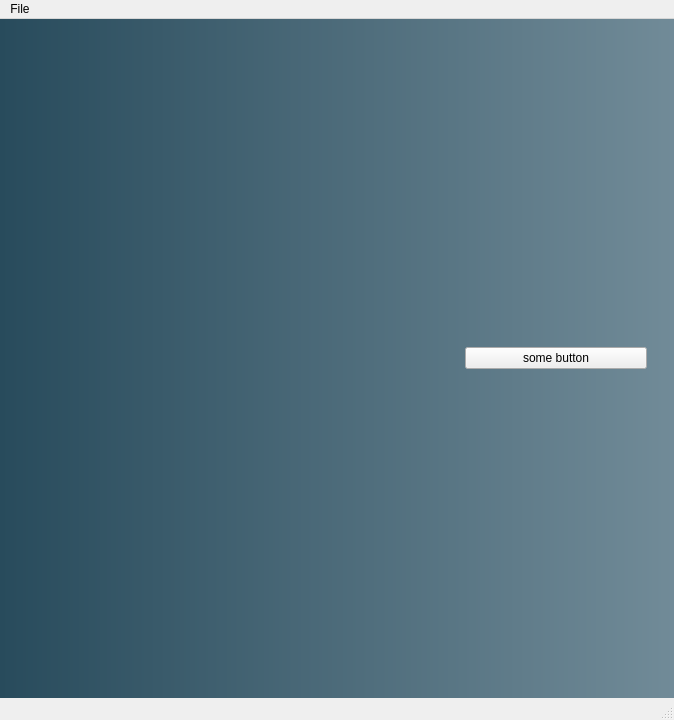
First picture: the form in develop/interfaces/interface_image_menu.ui, repository Mark-mmv/HelczaViewerMultiProject_v1, before the edit.
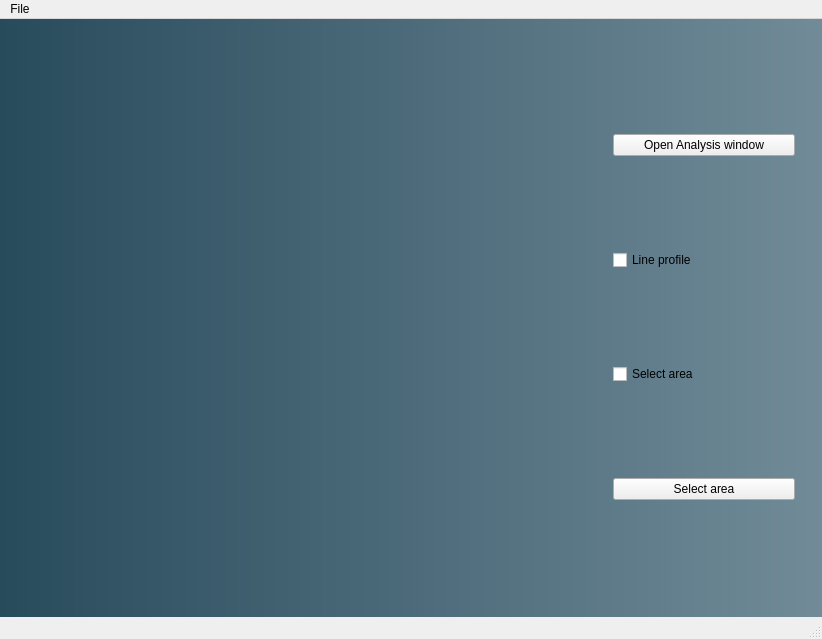
Second picture: the form after the edit.

What changed in the file:
```diff
--- a/develop/interfaces/interface_image_menu.ui
+++ b/develop/interfaces/interface_image_menu.ui
@@ -6,8 +6,8 @@
    <rect>
     <x>0</x>
     <y>0</y>
-    <width>674</width>
-    <height>720</height>
+    <width>822</width>
+    <height>639</height>
    </rect>
   </property>
   <property name="windowTitle">
@@ -32,16 +32,7 @@
          </layout>
         </widget>
        </item>
-       <item row="1" column="0">
-        <widget class="QWidget" name="widget_image_out" native="true">
-         <layout class="QVBoxLayout" name="verticalLayout_3">
-          <item>
-           <layout class="QVBoxLayout" name="companovka_image_out"/>
-          </item>
-         </layout>
-        </widget>
-       </item>
-       <item row="0" column="1" rowspan="2">
+       <item row="0" column="1">
         <widget class="QWidget" name="widget_controle" native="true">
          <property name="maximumSize">
           <size>
@@ -53,7 +44,28 @@
           <item>
            <widget class="QPushButton" name="pushButton">
             <property name="text">
-             <string>some button</string>
+             <string>Open Analysis window</string>
+            </property>
+           </widget>
+          </item>
+          <item>
+           <widget class="QCheckBox" name="checkbox_line_profile">
+            <property name="text">
+             <string>Line profile</string>
+            </property>
+           </widget>
+          </item>
+          <item>
+           <widget class="QCheckBox" name="checkbox_select_area">
+            <property name="text">
+             <string>Select area</string>
+            </property>
+           </widget>
+          </item>
+          <item>
+           <widget class="QPushButton" name="button_select_area">
+            <property name="text">
+             <string>Select area</string>
             </property>
            </widget>
           </item>
@@ -70,8 +82,8 @@
     <rect>
      <x>0</x>
      <y>0</y>
-     <width>674</width>
-     <height>21</height>
+     <width>822</width>
+     <height>26</height>
     </rect>
    </property>
    <widget class="QMenu" name="menu_file">
```
Left out of the diff: 2 changed lines with no effect on the pictures.
